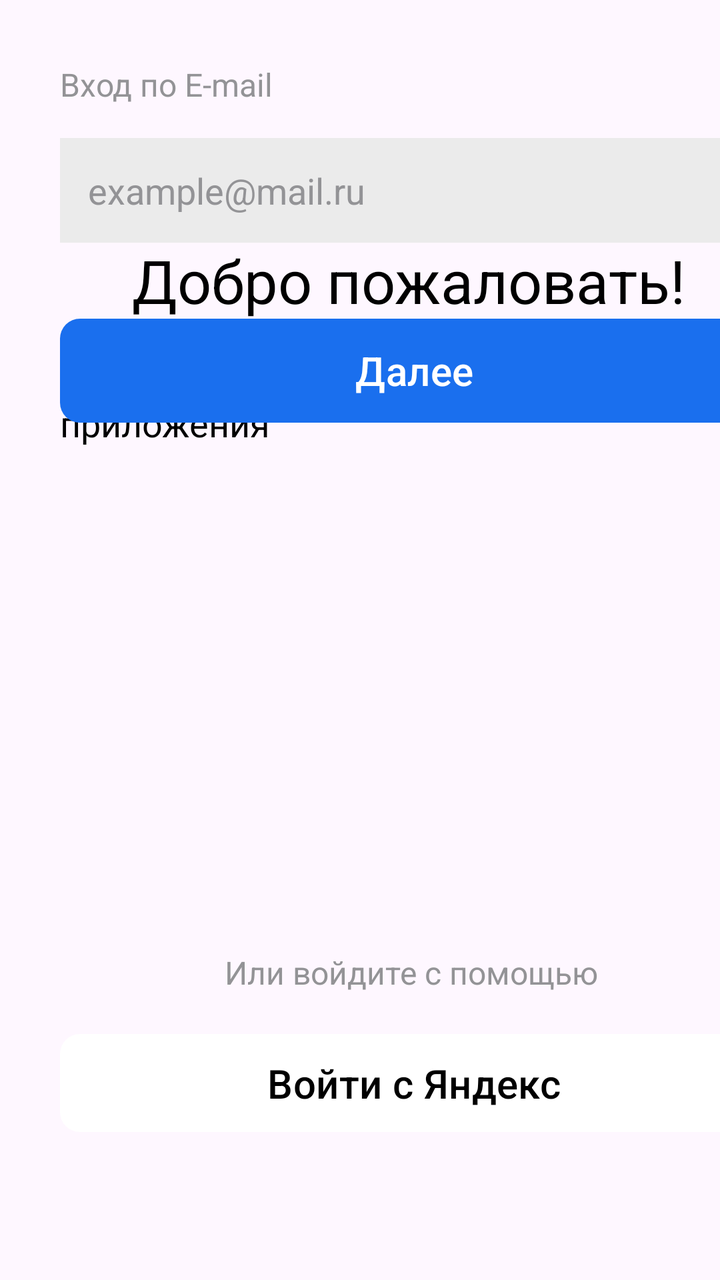
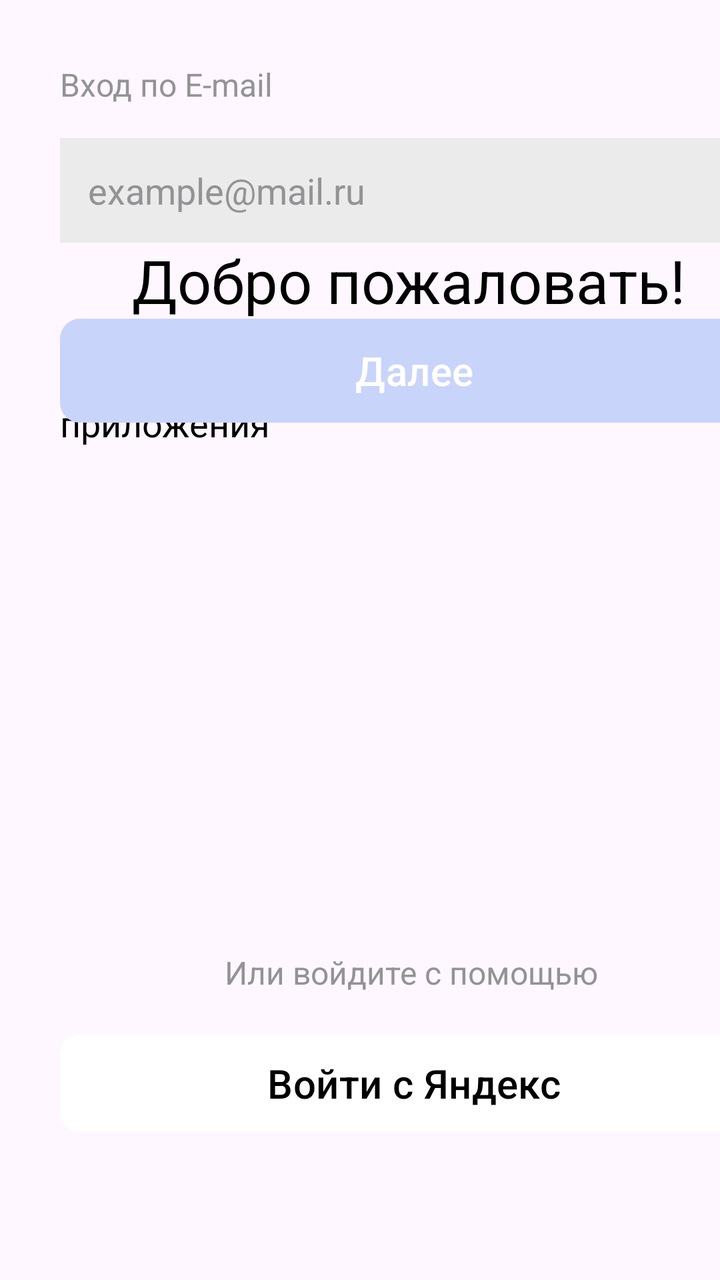

Compare the two renders of this Android layout. The source of the first and the diff that turns it into the second are given below.
<!-- AndroidManifest.xml: application theme Theme.Pr24_rmp_gudochkina -->
<!-- res/layout/activity_login.xml -->
<?xml version="1.0" encoding="utf-8"?>
<androidx.constraintlayout.widget.ConstraintLayout xmlns:android="http://schemas.android.com/apk/res/android"
    xmlns:app="http://schemas.android.com/apk/res-auto"
    xmlns:tools="http://schemas.android.com/tools"
    android:id="@+id/main"
    android:layout_width="match_parent"
    android:layout_height="match_parent"
    tools:context=".LoginActivity">

    <TextView
        android:id="@+id/tvInfo4"
        android:layout_width="wrap_content"
        android:layout_height="wrap_content"
        android:layout_marginStart="112dp"
        android:layout_marginBottom="16dp"
        android:gravity="center"
        android:text="@string/log_in_using"
        android:textColor="@color/grey"
        android:textSize="16sp"
        app:layout_constraintBottom_toTopOf="@+id/button2"
        app:layout_constraintStart_toStartOf="parent" />

    <EditText
        android:id="@+id/editTextTextEmailAddress"
        android:layout_width="350dp"
        android:layout_height="wrap_content"
        android:layout_marginStart="30dp"
        android:layout_marginBottom="34dp"
        android:background="@color/light_gray"
        android:ems="10"
        android:hint="@string/email"
        android:inputType="textEmailAddress"
        android:padding="14dp"
        android:textColorHint="@color/grey"
        app:layout_constraintBottom_toTopOf="@+id/button"
        app:layout_constraintStart_toStartOf="parent" />

    <TextView
        android:id="@+id/tvAnalyzes2"
        android:layout_width="wrap_content"
        android:layout_height="wrap_content"
        android:layout_marginStart="66dp"
        android:layout_marginTop="120dp"
        android:text="@string/hello_message"
        android:textColor="@color/black"
        android:textSize="30sp"
        app:layout_constraintStart_toStartOf="parent"
        app:layout_constraintTop_toTopOf="parent" />

    <TextView
        android:id="@+id/tvInfo3"
        android:layout_width="wrap_content"
        android:layout_height="wrap_content"
        android:layout_marginStart="30dp"
        android:layout_marginBottom="16dp"
        android:gravity="center"
        android:text="@string/log_in_by_email"
        android:textColor="@color/grey"
        android:textSize="16sp"
        app:layout_constraintBottom_toTopOf="@+id/editTextTextEmailAddress"
        app:layout_constraintStart_toStartOf="parent" />

    <TextView
        android:id="@+id/tvInfo2"
        android:layout_width="wrap_content"
        android:layout_height="wrap_content"
        android:layout_marginStart="30dp"
        android:layout_marginTop="18dp"
        android:text="@string/hint"
        android:textColor="@color/black"
        android:textSize="18sp"
        app:layout_constraintStart_toStartOf="parent"
        app:layout_constraintTop_toBottomOf="@+id/tvAnalyzes2" />

    <com.google.android.material.button.MaterialButton
        android:id="@+id/button"
        android:layout_width="354dp"
        android:layout_height="60dp"
        android:layout_marginStart="30dp"
        android:layout_marginBottom="260dp"
        android:text="@string/further"
        android:textColor="@color/white"
        android:textSize="20sp"
        app:backgroundTint="@color/bright_blue"
        app:cornerRadius="10dp"
        app:layout_constraintBottom_toTopOf="@+id/tvInfo4"
        app:layout_constraintStart_toStartOf="parent" />

    <com.google.android.material.button.MaterialButton
        android:id="@+id/button2"
        android:layout_width="354dp"
        android:layout_height="57dp"
        android:layout_marginStart="30dp"
        android:layout_marginBottom="70dp"
        android:text="@string/login_with"
        android:textColor="@color/black"
        android:textSize="20sp"
        app:backgroundTint="@color/white"
        app:cornerRadius="10dp"
        app:layout_constraintBottom_toBottomOf="parent"
        app:layout_constraintStart_toStartOf="parent" />

</androidx.constraintlayout.widget.ConstraintLayout>
<!-- resources referenced by this layout -->
<resources>
  <color name="black">#FF000000</color>
  <color name="bright_blue">#1A6FEE</color>
  <color name="grey">#939396</color>
  <color name="light_gray">#EBEBEB</color>
  <color name="white">#FFFFFFFF</color>
  <string name="email">example@mail.ru</string>
  <string name="further">Далее</string>
  <string name="hello_message">Добро пожаловать!</string>
  <string name="hint">Войдите, чтобы пользоваться функциями\nприложения</string>
  <string name="log_in_by_email">Вход по E-mail</string>
  <string name="log_in_using">Или войдите с помощью</string>
  <string name="login_with">Войти с Яндекс</string>
  <style name="Theme.Pr24_rmp_gudochkina" parent="Base.Theme.Pr24_rmp_gudochkina" />
  <style name="Base.Theme.Pr24_rmp_gudochkina" parent="Theme.Material3.DayNight.NoActionBar">
          
          
      </style>
</resources>

<!-- the commit's change to res/layout/activity_login.xml (unified diff, before → after) -->
@@ -81,7 +81,7 @@
         android:text="@string/further"
         android:textColor="@color/white"
         android:textSize="20sp"
-        app:backgroundTint="@color/bright_blue"
+        app:backgroundTint="@color/light_blue"
         app:cornerRadius="10dp"
         app:layout_constraintBottom_toTopOf="@+id/tvInfo4"
         app:layout_constraintStart_toStartOf="parent" />
<!-- resource entries referenced after the edit -->
@@ -1,8 +1,8 @@
 <!-- resources referenced by this layout -->
 <resources>
   <color name="black">#FF000000</color>
-  <color name="bright_blue">#1A6FEE</color>
   <color name="grey">#939396</color>
+  <color name="light_blue">#C9D4FB</color>
   <color name="light_gray">#EBEBEB</color>
   <color name="white">#FFFFFFFF</color>
   <string name="email">example@mail.ru</string>
